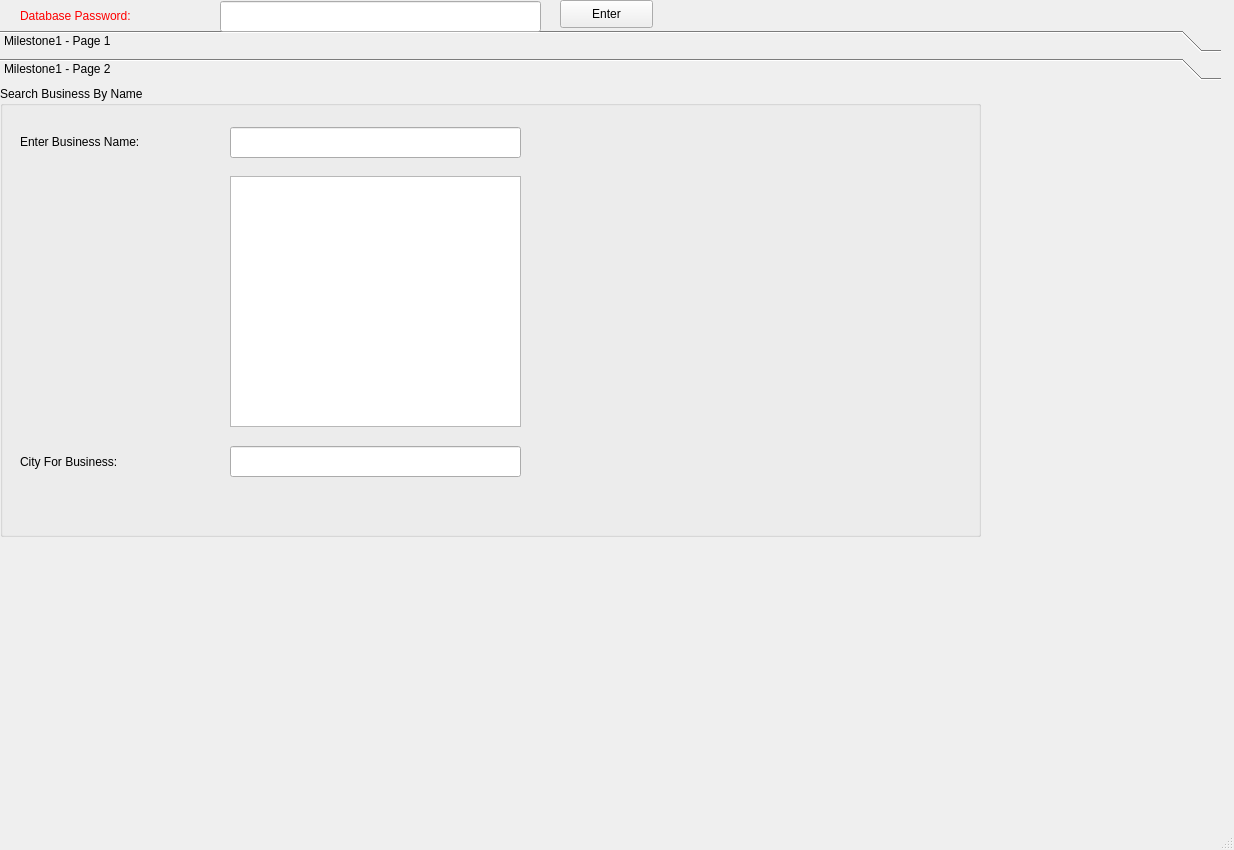
This is CPDG_milestone3/Milestone3App.ui in KenoPeck/451Project as Qt 5 draws it before an edit. The edited form follows.
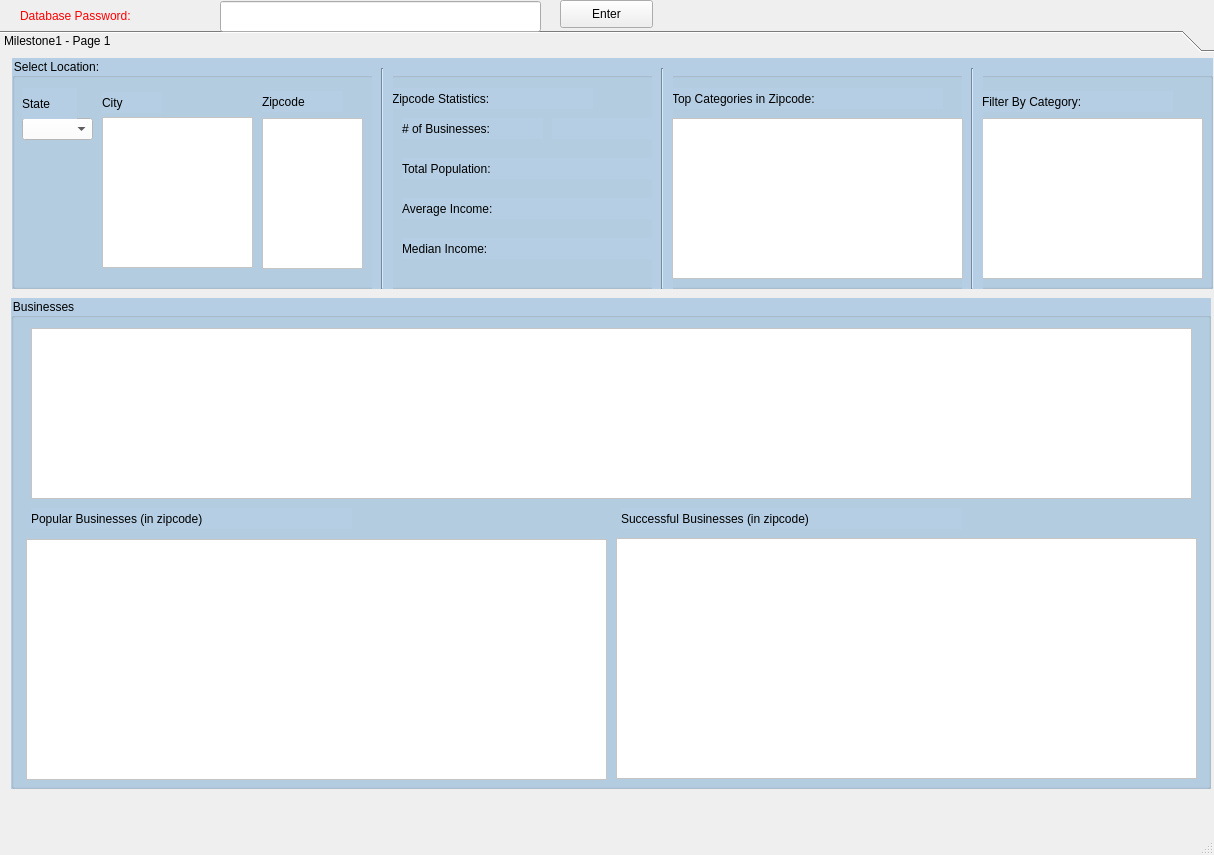
This is the edited form. The open tabs and pages were chosen to show the change.

Commit message: created milestone 3 deliverable

What changed in the file:
```diff
--- a/CPDG_milestone3/Milestone3App.ui
+++ b/CPDG_milestone3/Milestone3App.ui
@@ -6,8 +6,8 @@
    <rect>
     <x>0</x>
     <y>0</y>
-    <width>1234</width>
-    <height>850</height>
+    <width>1214</width>
+    <height>855</height>
    </rect>
   </property>
   <property name="windowTitle">
@@ -20,7 +20,7 @@
       <x>0</x>
       <y>30</y>
       <width>1221</width>
-      <height>761</height>
+      <height>781</height>
      </rect>
     </property>
     <property name="styleSheet">
@@ -35,7 +35,7 @@
        <x>0</x>
        <y>0</y>
        <width>1221</width>
-       <height>685</height>
+       <height>743</height>
       </rect>
      </property>
      <attribute name="label">
@@ -385,7 +385,7 @@
         <x>11</x>
         <y>240</y>
         <width>1200</width>
-        <height>441</height>
+        <height>491</height>
        </rect>
       </property>
       <property name="styleSheet">
@@ -421,7 +421,7 @@
          <x>15</x>
          <y>241</y>
          <width>581</width>
-         <height>181</height>
+         <height>241</height>
         </rect>
        </property>
        <property name="styleSheet">
@@ -441,7 +441,7 @@
          <x>605</x>
          <y>240</y>
          <width>581</width>
-         <height>181</height>
+         <height>241</height>
         </rect>
        </property>
        <property name="styleSheet">
@@ -483,100 +483,6 @@
       </widget>
      </widget>
     </widget>
-    <widget class="QWidget" name="page_2">
-     <property name="geometry">
-      <rect>
-       <x>0</x>
-       <y>0</y>
-       <width>1221</width>
-       <height>685</height>
-      </rect>
-     </property>
-     <attribute name="label">
-      <string>Milestone1 - Page 2</string>
-     </attribute>
-     <widget class="QGroupBox" name="groupBox">
-      <property name="geometry">
-       <rect>
-        <x>0</x>
-        <y>0</y>
-        <width>981</width>
-        <height>451</height>
-       </rect>
-      </property>
-      <property name="styleSheet">
-       <string notr="true">font: 11pt &quot;Lucida Sans&quot;;</string>
-      </property>
-      <property name="title">
-       <string>Search Business By Name</string>
-      </property>
-      <widget class="QLabel" name="label_3">
-       <property name="geometry">
-        <rect>
-         <x>20</x>
-         <y>40</y>
-         <width>191</width>
-         <height>31</height>
-        </rect>
-       </property>
-       <property name="text">
-        <string>Enter Business Name:</string>
-       </property>
-      </widget>
-      <widget class="QLabel" name="label_4">
-       <property name="geometry">
-        <rect>
-         <x>20</x>
-         <y>360</y>
-         <width>161</width>
-         <height>31</height>
-        </rect>
-       </property>
-       <property name="text">
-        <string>City For Business:</string>
-       </property>
-      </widget>
-      <widget class="QLineEdit" name="bName">
-       <property name="geometry">
-        <rect>
-         <x>230</x>
-         <y>41</y>
-         <width>291</width>
-         <height>31</height>
-        </rect>
-       </property>
-       <property name="styleSheet">
-        <string notr="true">font: 10pt &quot;Lucida Sans&quot;;</string>
-       </property>
-      </widget>
-      <widget class="QListWidget" name="businesses">
-       <property name="geometry">
-        <rect>
-         <x>230</x>
-         <y>90</y>
-         <width>291</width>
-         <height>251</height>
-        </rect>
-       </property>
-      </widget>
-      <widget class="QLineEdit" name="bCity">
-       <property name="geometry">
-        <rect>
-         <x>230</x>
-         <y>360</y>
-         <width>291</width>
-         <height>31</height>
-        </rect>
-       </property>
-       <property name="styleSheet">
-        <string notr="true">font: 10pt &quot;Lucida Sans&quot;;</string>
-       </property>
-       <property name="readOnly">
-        <bool>true</bool>
-       </property>
-      </widget>
-     </widget>
-    </widget>
    </widget>
    <widget class="QLineEdit" name="databasePW">
     <property name="geometry">
```
Left out of the diff: 6 changed lines with no effect on the pictures. The commit also changes 2 other files.
